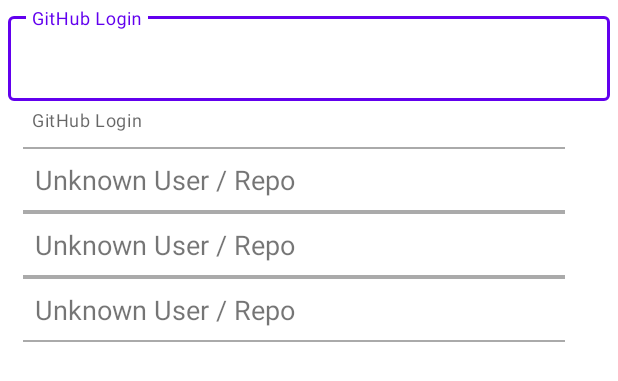
After one commit to KlochkovDm/GitApp, an Android app: the layout fragment_main.xml on its own in the app's theme, with its tools: preview values and no code run, on a phone screen of 412 x 824 dp. The commit adds this screen. Shown: the top 381 px of the screen. Run offline under Robolectric (Android 15) with nearby library versions, the phone set to English and light mode, and no system bars.

Commit message:
Макеты экранов

```diff
--- /dev/null
+++ b/app/src/main/res/layout/fragment_main.xml
@@ -0,0 +1,39 @@
+<?xml version="1.0" encoding="utf-8"?>
+<androidx.constraintlayout.widget.ConstraintLayout xmlns:android="http://schemas.android.com/apk/res/android"
+    xmlns:app="http://schemas.android.com/apk/res-auto"
+    xmlns:tools="http://schemas.android.com/tools"
+    android:layout_width="match_parent"
+    android:layout_height="match_parent"
+    android:padding="@dimen/fragment_padding">
+
+    <com.google.android.material.textfield.TextInputLayout
+        android:id="@+id/main_fragment_login_input_layout"
+        style="@style/Widget.MaterialComponents.TextInputLayout.OutlinedBox"
+        android:layout_width="match_parent"
+        android:layout_height="wrap_content"
+        android:hint="@string/login_hint"
+        app:helperText="@string/login_helper_text"
+        app:layout_constraintTop_toTopOf="parent">
+
+        <com.google.android.material.textfield.TextInputEditText
+            android:id="@+id/main_fragment_login_edit_text"
+            android:layout_width="match_parent"
+            android:layout_height="wrap_content" />
+    </com.google.android.material.textfield.TextInputLayout>
+
+    <androidx.recyclerview.widget.RecyclerView
+        android:id="@+id/fragment_main_recycler_view"
+        android:layout_width="match_parent"
+        android:layout_height="wrap_content"
+        android:padding="@dimen/main_fragment_main_recycler_view_padding"
+        app:layoutManager="androidx.recyclerview.widget.LinearLayoutManager"
+        app:layout_constraintEnd_toEndOf="parent"
+        app:layout_constraintStart_toStartOf="parent"
+        app:layout_constraintTop_toBottomOf="@+id/main_fragment_login_input_layout"
+        tools:listitem="@layout/recycler_item" />
+
+    <include
+        android:id="@+id/loading_layout"
+        layout="@layout/loading_layout" />
+
+</androidx.constraintlayout.widget.ConstraintLayout>
--- /dev/null
+++ b/app/src/main/res/layout/recycler_item.xml
@@ -0,0 +1,27 @@
+<?xml version="1.0" encoding="utf-8"?>
+<LinearLayout xmlns:android="http://schemas.android.com/apk/res/android"
+    xmlns:tools="http://schemas.android.com/tools"
+    android:layout_width="match_parent"
+    android:layout_height="wrap_content"
+    android:orientation="vertical">
+
+    <View
+        android:layout_width="match_parent"
+        android:layout_height="@dimen/recycler_item_line_height"
+        android:layout_marginEnd="@dimen/recycler_item_line_margin_end"
+        android:background="@android:color/darker_gray" />
+
+    <TextView
+        android:id="@+id/recycler_item_text"
+        android:layout_width="match_parent"
+        android:layout_height="wrap_content"
+        android:padding="@dimen/recycler_item_padding"
+        android:textSize="@dimen/recycler_item_text_size"
+        tools:text="@string/recycler_item_draft_name" />
+
+    <View
+        android:layout_width="match_parent"
+        android:layout_height="@dimen/recycler_item_line_height"
+        android:layout_marginEnd="@dimen/recycler_item_line_margin_end"
+        android:background="@android:color/darker_gray" />
+</LinearLayout>
--- a/app/src/main/res/values/colors.xml
+++ b/app/src/main/res/values/colors.xml
@@ -7,4 +7,5 @@
     <color name="teal_700">#FF018786</color>
     <color name="black">#FF000000</color>
     <color name="white">#FFFFFFFF</color>
+    <color name="loading_background_color">#80FFFFFF</color>
 </resources>
--- /dev/null
+++ b/app/src/main/res/values/dimens.xml
@@ -0,0 +1,10 @@
+<?xml version="1.0" encoding="utf-8"?>
+<resources>
+    <dimen name="fragment_padding">5dp</dimen>
+    <dimen name="recycler_item_padding">8dp</dimen>
+    <dimen name="recycler_item_line_height">1dp</dimen>
+    <dimen name="recycler_item_line_margin_end">20dp</dimen>
+    <dimen name="recycler_item_text_size">18sp</dimen>
+    <dimen name="main_fragment_main_recycler_view_padding">10dp</dimen>
+    <dimen name="fragment_details_username_text_size">22sp</dimen>
+</resources>
--- a/app/src/main/res/values/strings.xml
+++ b/app/src/main/res/values/strings.xml
@@ -1,3 +1,7 @@
 <resources>
     <string name="app_name">GitApp</string>
+    <string name="login_hint">GitHub Login</string>
+    <string name="login_helper_text">GitHub Login</string>
+    <string name="recycler_item_draft_name">Unknown User / Repo</string>
+    <string name="fragment_details_username_text_view_draft">User Name</string>
 </resources>
```
Also changed, not shown: app/src/main/res/layout/fragment_details.xml (added, +56 -0 lines), app/src/main/res/layout/loading_layout.xml (added, +16 -0 lines), 2 other files.
